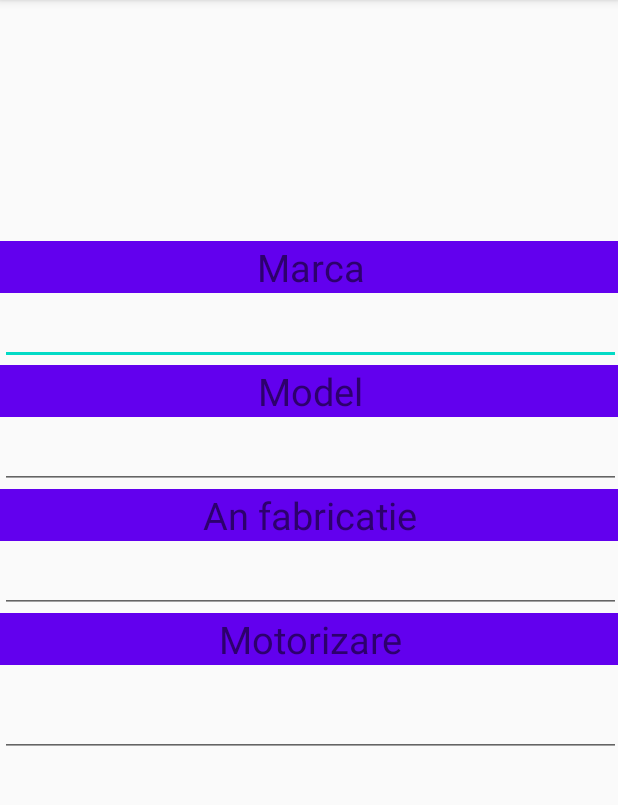
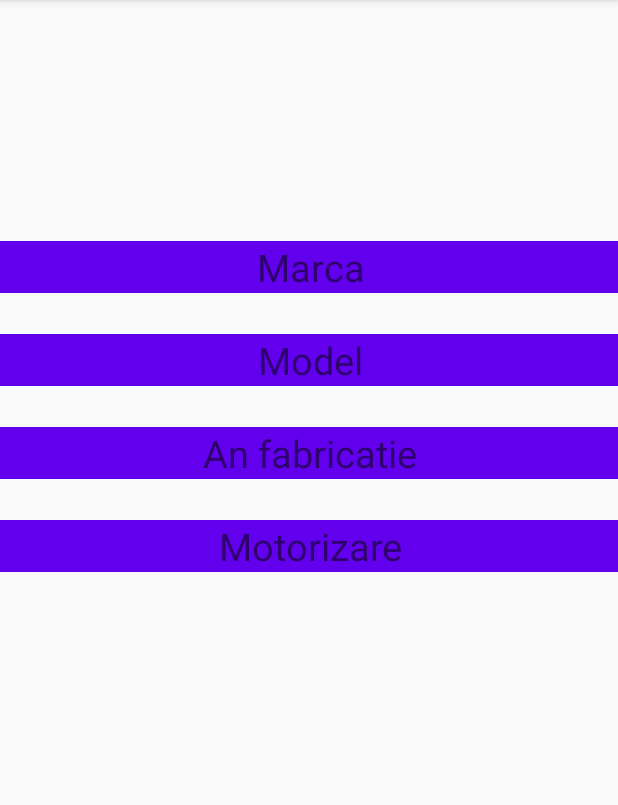
Before and after one commit to AlexandruMihet/parsingCSV, an Android app: the screen it shows after launch (MainActivity), on a phone screen of 412 x 824 dp, the part 84-889 px from its top. Run offline under Robolectric (Android 15) with nearby library versions, the phone set to English and light mode, and no system bars.

Commit message:
third commit

```diff
--- /dev/null
+++ b/app/src/main/java/com/whatevervalue/parsingcsv/ReadInfo.java
@@ -0,0 +1,8 @@
+package com.whatevervalue.parsingcsv;
+
+import java.util.ArrayList;
+
+public class ReadInfo {
+    ArrayList<String> readCSV = new ArrayList<String>();
+
+}
--- a/app/src/main/res/layout/activity_main.xml
+++ b/app/src/main/res/layout/activity_main.xml
@@ -26,12 +26,10 @@
             android:textSize="25dp"
             android:visibility="visible" />
 
-        <EditText
-            android:id="@+id/edtMarca"
+        <TextView
+            android:id="@+id/txtMarca"
             android:layout_width="match_parent"
             android:layout_height="wrap_content"
-            android:ems="10"
-            android:inputType="textPersonName"
             android:textAlignment="center"
             android:textSize="20dp" />
 
@@ -44,12 +42,10 @@
             android:textAlignment="center"
             android:textSize="25dp" />
 
-        <EditText
-            android:id="@+id/edtModel"
+        <TextView
+            android:id="@+id/txtModel"
             android:layout_width="match_parent"
             android:layout_height="wrap_content"
-            android:ems="10"
-            android:inputType="textPersonName"
             android:textAlignment="center"
             android:textSize="20dp" />
 
@@ -62,12 +58,10 @@
             android:textAlignment="center"
             android:textSize="25dp" />
 
-        <EditText
-            android:id="@+id/edtAn"
+        <TextView
+            android:id="@+id/txtAn"
             android:layout_width="match_parent"
             android:layout_height="wrap_content"
-            android:ems="10"
-            android:inputType="textPersonName"
             android:textAlignment="center"
             android:textSize="20dp" />
 
@@ -80,12 +74,10 @@
             android:textAlignment="center"
             android:textSize="25dp" />
 
-        <EditText
-            android:id="@+id/edtMotorizare"
+        <TextView
+            android:id="@+id/txtMotorizare"
             android:layout_width="match_parent"
-            android:layout_height="61dp"
-            android:ems="10"
-            android:inputType="textPersonName"
+            android:layout_height="wrap_content"
             android:textAlignment="center"
             android:textSize="20dp" />
 
```
Also changed, not shown: 1 other file.
